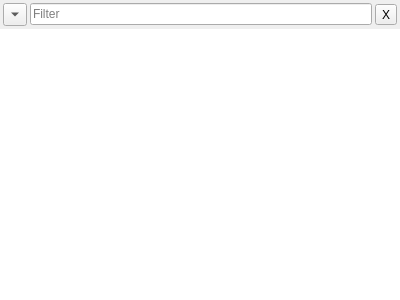
Above: client/libclient/src/ui/widgets/resource_tree_widget.ui from networkoptix/nx_open before the change. Below: the same form after it.
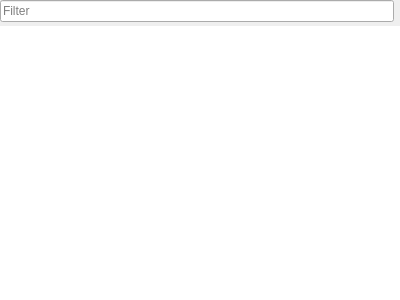
That is the form after the change. Custom widgets are drawn as their Qt base class.

Commit message:
Resource selection dialog visual improvements.
<==== Mercurial data ====>
Branch: dev_3.0.0_gui

Patch:
```diff
--- a/client/libclient/src/ui/widgets/resource_tree_widget.ui
+++ b/client/libclient/src/ui/widgets/resource_tree_widget.ui
@@ -12,7 +12,7 @@
   </property>
   <layout class="QVBoxLayout" name="verticalLayout">
    <property name="spacing">
-    <number>0</number>
+    <number>4</number>
    </property>
    <property name="leftMargin">
     <number>0</number>
@@ -27,33 +27,23 @@
     <number>0</number>
    </property>
    <item>
-    <widget class="QFrame" name="filterFrame">
-     <layout class="QHBoxLayout" name="filterLayout">
+    <widget class="QWidget" name="filter" native="true">
+     <layout class="QHBoxLayout" name="horizontalLayout">
       <property name="spacing">
-       <number>3</number>
+       <number>0</number>
       </property>
       <property name="leftMargin">
-       <number>3</number>
+       <number>0</number>
       </property>
       <property name="topMargin">
-       <number>3</number>
+       <number>0</number>
       </property>
       <property name="rightMargin">
-       <number>3</number>
+       <number>6</number>
       </property>
       <property name="bottomMargin">
-       <number>3</number>
+       <number>0</number>
       </property>
-      <item>
-       <widget class="QToolButton" name="selectFilterButton">
-        <property name="toolTip">
-         <string>Filter</string>
-        </property>
-        <property name="arrowType">
-         <enum>Qt::DownArrow</enum>
-        </property>
-       </widget>
-      </item>
       <item>
        <widget class="QLineEdit" name="filterLineEdit">
         <property name="placeholderText">
@@ -61,16 +51,6 @@
         </property>
        </widget>
       </item>
-      <item>
-       <widget class="QToolButton" name="clearFilterButton">
-        <property name="toolTip">
-         <string>Reset Filter</string>
-        </property>
-        <property name="text">
-         <string>X</string>
-        </property>
-       </widget>
-      </item>
      </layout>
     </widget>
    </item>
```
The commit also changes 4 other files.
